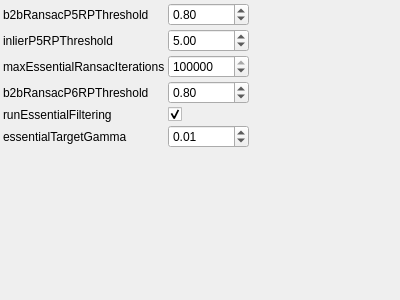
This is utils/corestructs/coreWidgets/photostationPlacerEssentialFilterParametersControlWidget.ui in NickPenkrat/corecvs as Qt 5 draws it before an edit. The edited form follows.
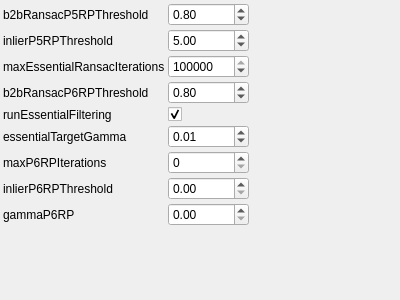
This is the edited form.

Commit message: Adding generated parameters

The edit to the form file:
```diff
--- a/utils/corestructs/coreWidgets/photostationPlacerEssentialFilterParametersControlWidget.ui
+++ b/utils/corestructs/coreWidgets/photostationPlacerEssentialFilterParametersControlWidget.ui
@@ -167,7 +167,49 @@
        </property>
      </widget>
     </item>
-   <item row="6" column="0">
+    <item row="6" column="0">
+     <widget class="QLabel" name="label_6">
+       <property name="text">
+         <string>maxP6RPIterations</string>
+       </property>
+     </widget>
+    </item>
+    <item row="6" column="1">
+     <widget class="QSpinBox" name="maxP6RPIterationsSpinBox">
+       <property name="toolTip">
+         <string>Maximal number of ransac iterations for pose estimation using pairwise correspondences</string>
+       </property>
+     </widget>
+    </item>
+    <item row="7" column="0">
+     <widget class="QLabel" name="label_7">
+       <property name="text">
+         <string>inlierP6RPThreshold</string>
+       </property>
+     </widget>
+    </item>
+    <item row="7" column="1">
+     <widget class="QDoubleSpinBox" name="inlierP6RPThresholdSpinBox">
+       <property name="toolTip">
+         <string>Inlier threshold for pose estimation using pairwise correspondences</string>
+       </property>
+     </widget>
+    </item>
+    <item row="8" column="0">
+     <widget class="QLabel" name="label_8">
+       <property name="text">
+         <string>gammaP6RP</string>
+       </property>
+     </widget>
+    </item>
+    <item row="8" column="1">
+     <widget class="QDoubleSpinBox" name="gammaP6RPSpinBox">
+       <property name="toolTip">
+         <string>Target failure probability for pose estimation</string>
+       </property>
+     </widget>
+    </item>
+   <item row="9" column="0">
     <spacer name="verticalSpacer">
      <property name="orientation">
       <enum>Qt::Vertical</enum>
@@ -180,7 +222,7 @@
      </property>
     </spacer>
    </item>
-   <item row="6" column="2">
+   <item row="9" column="2">
     <spacer name="horizontalSpacer">
      <property name="orientation">
       <enum>Qt::Horizontal</enum>
```
Left out of the diff: 18 changed lines with no effect on the pictures. The commit also changes 32 other files.
